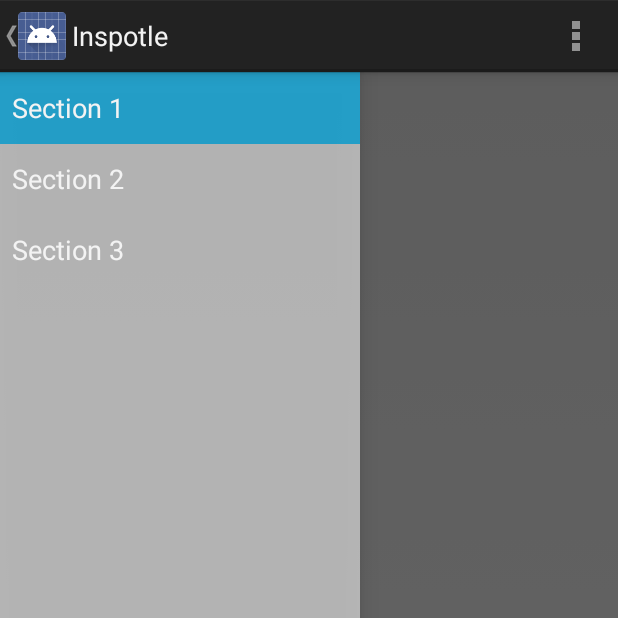
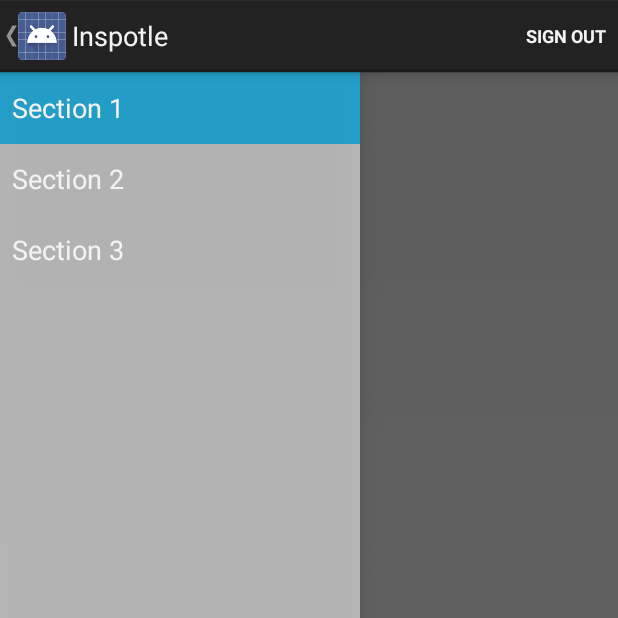
Before and after one commit to siemionides/inspotle, an Android app: the screen it shows after launch (MainActivity), on a phone screen of 412 x 824 dp, the top half of it. Run offline under Robolectric (Android 15) with nearby library versions, the phone set to English and light mode, and no system bars; libraries missing offline, so code that uses them is left out: com.facebook, com.facebook.model; 4 statements that could not run were skipped.

```diff
--- a/app/src/main/java/com/siemionczyk/inspotle/MainActivity.java
+++ b/app/src/main/java/com/siemionczyk/inspotle/MainActivity.java
@@ -20,6 +20,9 @@ import com.facebook.Response;
 import com.facebook.Session;
 import com.facebook.SessionState;
 import com.facebook.model.GraphUser;
+
+import java.util.ArrayList;
+import java.util.List;
 
 
 public class MainActivity extends Activity
@@ -51,16 +54,19 @@ public class MainActivity extends Activity
                 (DrawerLayout) findViewById(R.id.drawer_layout));
 
         performFacebookLogin();
-
     }
 
+
     private void performFacebookLogin() {
-        Session.openActiveSession(this, true, new Session.StatusCallback() {
+        List<String> permissions = new ArrayList<String>();
+        permissions.add("email");
+
+        Log.d(TAG, "active Session: " + Session.getActiveSession());
+
+        Session.openActiveSession(this, true, permissions, new Session.StatusCallback() {
             @Override
             public void call(Session session, SessionState state, Exception exception) {
-
                 if (session.isOpened()) {
-
                     requestUsersDetails(session);
                 }
             }
@@ -75,11 +81,9 @@ public class MainActivity extends Activity
             @Override
             public void onCompleted(GraphUser user, Response response) {
                 if (user != null) {
-                    String accessToken = session.getAccessToken();
-                    String userId = user.getId();
-                    Log.d(TAG, accessToken + " " + userId );
-
-                    welcomeUser(user.getName() + ", " + user.getId() + ", ");
+                    welcomeUser(user.getName() + ", " + user.getId() + ", " + user.asMap().get("email").toString());
+                } else {
+                    Log.d(TAG, "User is null!");
                 }
 
             }
@@ -95,7 +99,6 @@ public class MainActivity extends Activity
     protected void onActivityResult(int requestCode, int resultCode, Intent data) {
         super.onActivityResult(requestCode, resultCode, data);
         Session.getActiveSession().onActivityResult(this, requestCode, resultCode, data);
-
     }
 
     @Override
@@ -150,8 +153,17 @@ public class MainActivity extends Activity
         int id = item.getItemId();
         if (id == R.id.action_settings) {
             return true;
+        } else if (id == R.id.action_sign_out) {
+            Toast.makeText(this, "sign out!", Toast.LENGTH_SHORT).show();
+            signOut();
         }
         return super.onOptionsItemSelected(item);
+    }
+
+    private void signOut() {
+        Session.openActiveSessionFromCache(getApplicationContext())
+                .closeAndClearTokenInformation();
+        finish();
     }
 
     /**
--- a/app/src/main/res/menu/global.xml
+++ b/app/src/main/res/menu/global.xml
@@ -1,6 +1,6 @@
 <menu xmlns:android="http://schemas.android.com/apk/res/android">
-    <item android:id="@+id/action_settings"
-        android:title="@string/action_settings"
+    <item android:id="@+id/action_sign_out"
+        android:title="@string/action_sign_out"
         android:orderInCategory="100"
-        android:showAsAction="never" />
+        android:showAsAction="always" />
 </menu>
--- a/app/src/main/res/values/strings.xml
+++ b/app/src/main/res/values/strings.xml
@@ -11,5 +11,6 @@
     <string name="navigation_drawer_close">Close navigation drawer</string>
     <string name="action_example">Example action</string>
     <string name="action_settings">Settings</string>
+    <string name="action_sign_out">Sign out</string>
 
 </resources>
```
